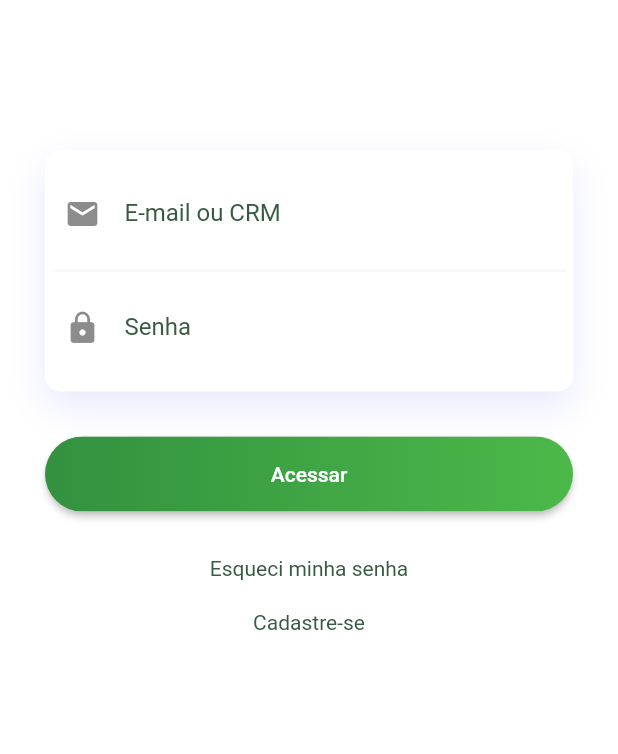
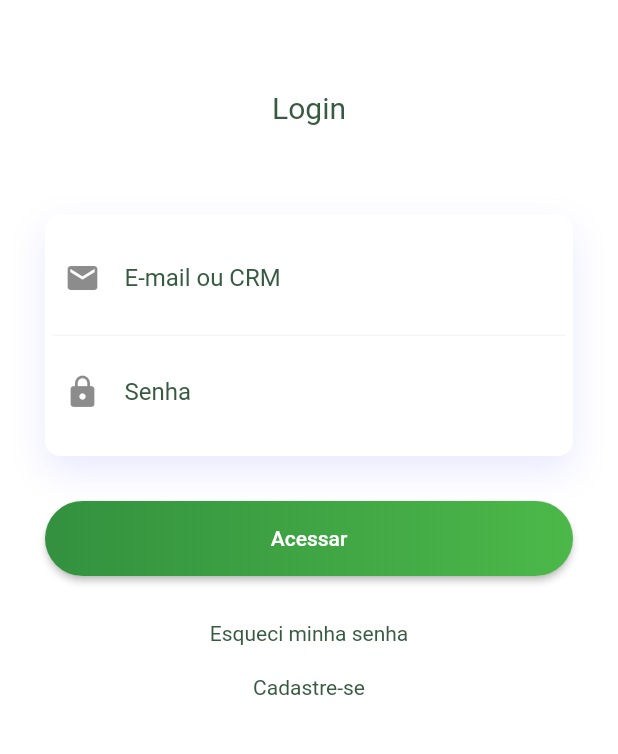
Before and after one commit to VitinhoSilva/simed, a Flutter app: the screen it shows after launch, after a tap on "Acessar", on a phone screen of 412 x 824 dp, the part 300-1054 px from its top. Run offline on Flutter 3.47's test engine with Material 2 defaults, Android fonts, the phone set to English and light mode, and no system bars; our stand-ins replace liquid_progress_indicator, page_transition.

Commit message:
frontend: login, splashscreen

```diff
--- a/lib/main.dart
+++ b/lib/main.dart
@@ -1,5 +1,6 @@
 import 'package:flutter/material.dart';
-import 'package:simed/screens/splashScreen.dart';
+import 'package:simed/view/loginScreen.dart';
+import 'package:simed/view/splashScreen.dart';
 
 void main() => runApp(new MyApp());
 
@@ -11,8 +12,11 @@ class MyApp extends StatelessWidget {
           theme: ThemeData(
             primarySwatch: Colors.green,
           ),
-          debugShowCheckedModeBanner: false,
-          home: splashScreen()
+          debugShowCheckedModeBanner: true,
+          home: splashScreen(),
+        routes: <String, WidgetBuilder> {
+          '/login': (BuildContext context) => loginScreen(),
+        },
       );
   }
 }
--- a/lib/screens/loginScreen.dart
+++ /dev/null
@@ -1,166 +0,0 @@
-import 'package:flutter/material.dart';
-
-class loginScreen extends StatefulWidget {
-  @override
-  _loginScreenState createState() => _loginScreenState();
-}
-
-class _loginScreenState extends State<loginScreen> {
-  final _emailController = TextEditingController();
-  final _passController = TextEditingController();
-
-  @override
-  Widget build(BuildContext context) {
-    return Scaffold(
-      backgroundColor: Colors.white,
-      body: SingleChildScrollView(
-        child: Container(
-          child: Column(
-            children: <Widget>[
-              Container(
-                height: 270,
-                child: Stack(
-                  children: <Widget>[
-                    Container(
-                      height: 200,
-                      padding: new EdgeInsets.only(top: 110),
-                      child: Container(
-                        alignment: Alignment.centerRight,
-                        decoration: BoxDecoration(
-                          image: DecorationImage(
-                              image: AssetImage('assets/logo.png'),
-                              alignment: Alignment.center
-                          ),
-                        ),
-                      ),
-                    ),
-                  ],
-                ),
-              ),
-              Padding(
-                padding: EdgeInsets.all(30.0),
-                child: Column(
-                  children: <Widget>[
-                    Container(
-                      padding: EdgeInsets.all(5),
-                      decoration: BoxDecoration(
-                          color: Colors.white,
-                          borderRadius: BorderRadius.circular(10),
-                          boxShadow: [
-                            BoxShadow(
-                                color: Color.fromRGBO(143, 148, 251, .2),
-                                blurRadius: 20.0,
-                                offset: Offset(0, 10)
-                            )
-                          ]
-                      ),
-                      child: Column(
-                        children: <Widget>[
-                          Container(
-                            padding: EdgeInsets.all(8.0),
-                            decoration: BoxDecoration(
-                                border: Border(
-                                    bottom: BorderSide(color: Colors.grey[100]))
-                            ),
-                            child: TextFormField(
-                              controller: _emailController,
-                              decoration: InputDecoration(
-                                icon: Icon(Icons.email),
-                                labelText: 'E-mail ou CRM',
-                                labelStyle: TextStyle(
-                                    color: Color(0xFF375B41)),
-                                border: InputBorder.none,
-                                hintText: "E-mail ou CRM",
-                                hintStyle: TextStyle(color: Colors.grey[400]),
-                              ),
-                            ),
-                          ),
-
-                          Container(
-                              padding: EdgeInsets.all(8.0),
-                              child: TextFormField(
-                                obscureText: true,
-                                controller: _passController,
-                                decoration: InputDecoration(
-                                    icon: Icon(Icons.lock),
-                                    labelText: 'Senha',
-                                    labelStyle: TextStyle(
-                                        color: Color(0xFF375B41)),
-                                    border: InputBorder.none,
-                                    hintText: "Senha",
-                                    hintStyle: TextStyle(
-                                        color: Colors.grey[400])
-                                ),
-                              )
-                          )
-                        ],
-                      ),
-                    ),
-                    SizedBox(height: 30),
-
-                    RaisedButton(
-                      onPressed: () {
-                        if (_emailController.text.isEmpty) {
-                          print('===> VAZIO');
-                        } else {
-                          print('===> ${_emailController
-                              .text} + ${_passController.text}');
-                        }
-                      },
-                      shape: RoundedRectangleBorder(
-                          borderRadius: BorderRadius.circular(75.0)),
-                      padding: const EdgeInsets.all(0.0),
-                      child: Ink(
-                        decoration: BoxDecoration(
-                          gradient: LinearGradient(
-                            colors: [
-                              Color(0xFF33913F),
-                              Color(0xFF4CB849)
-                            ],
-                          ),
-                          borderRadius: BorderRadius.all(Radius.circular(75.0)),
-                        ),
-                        child: Container(
-                          constraints: BoxConstraints(minWidth: 100.0,
-                              minHeight: 50.0),
-                          alignment: Alignment.center,
-                          child: Text(
-                            'Acessar',
-                            textAlign: TextAlign.center,
-                            style: TextStyle(color: Colors.white),
-                          ),
-                        ),
-                      ),
-                    ),
-                    SizedBox(height: 30),
-                    new GestureDetector(
-                      onTap: () {
-                        print("===> Esqueci minha senha");
-                      },
-                      child: Text(
-                        'Esqueci minha senha',
-                        textAlign: TextAlign.center,
-                        style: TextStyle(color: Color(0xFF375B41)),
-                      ),
-                    ),
-                    SizedBox(height: 20),
-                    new GestureDetector(
-                      onTap: () {
-                        print("===> Cadastre-se");
-                      },
-                      child: Text(
-                        'Cadastre-se',
-                        textAlign: TextAlign.center,
-                        style: TextStyle(color: Color(0xFF375B41)),
-                      ),
-                    ),
-                  ],
-                ),
-              )
-            ],
-          ),
-        ),
-      ),
-    );
-  }
-}
--- a/lib/screens/splashScreen.dart
+++ /dev/null
@@ -1,54 +0,0 @@
-import 'package:flutter/material.dart';
-import 'package:simed/screens/loginScreen.dart';
-
-class splashScreen extends StatefulWidget {
-  @override
-  _splashScreenState createState() => _splashScreenState();
-}
-
-class _splashScreenState extends State<splashScreen> {
-  @override
-  Widget build(BuildContext context) {
-    return Scaffold(
-      backgroundColor: Colors.white,
-      body: SingleChildScrollView(
-        child: Container(
-          child: Column(
-            children: <Widget>[
-              Container(
-                height: 270,
-                child: Stack(
-                  children: <Widget>[
-                    Container(
-                      height: 200,
-                      padding: new EdgeInsets.only(top: 110),
-                      child: Container(
-                        alignment: Alignment.centerRight,
-                        decoration: BoxDecoration(
-                          image: DecorationImage(
-                              image: AssetImage('assets/logo.png'),
-                              alignment: Alignment.center
-                          ),
-                        ),
-                      ),
-                    ),
-                  ],
-                ),
-              ),
-            ],
-          ),
-        ),
-      ),
-    );
-  }
-
-  @override
-  void initState() {
-    super.initState();
-    Future.delayed(Duration(seconds: 3)).then((_){
-      Navigator.of(context).pushReplacement(
-        MaterialPageRoute(builder: (context) => loginScreen())
-      );
-    });
-  }
-}
--- /dev/null
+++ b/lib/view/loginScreen.dart
@@ -0,0 +1,184 @@
+import 'package:flutter/material.dart';
+import 'package:flutter/services.dart';
+
+class loginScreen extends StatefulWidget {
+  @override
+  _loginScreenState createState() => _loginScreenState();
+}
+
+class _loginScreenState extends State<loginScreen> {
+  final _emailController = TextEditingController();
+  final _passController = TextEditingController();
+
+  @override
+  Widget build(BuildContext context) {
+    return WillPopScope(
+      onWillPop: onBackPressed,
+          child: new Scaffold(
+            backgroundColor: Colors.white,
+            body: SingleChildScrollView(
+              child: Container(
+                child: Column(
+                  children: <Widget>[
+                    Container(
+                      height: 260,
+                      child: Stack(
+                        children: <Widget>[
+                          Container(
+                            height: 200,
+                            padding: new EdgeInsets.only(top: 110),
+                            child: Container(
+                              alignment: Alignment.centerRight,
+                              decoration: BoxDecoration(
+                                image: DecorationImage(
+                                    image: AssetImage('assets/logo.png'),
+                                    alignment: Alignment.center
+                                ),
+                              ),
+                            ),
+                          ),
+                        ],
+                      ),
+                    ),
+                    Container(
+                      child: Text(
+                        'Login',
+                        textAlign: TextAlign.center,
+                        style: TextStyle(
+                            color: Color(0xFF375B41),
+                            fontSize: 20.0
+                        ),
+                      ),
+                    ),
+                    SizedBox(height: 30),
+                    Padding(
+                      padding: EdgeInsets.all(30.0),
+                      child: Column(
+                        children: <Widget>[
+                          Container(
+                            padding: EdgeInsets.all(5),
+                            decoration: BoxDecoration(
+                                color: Colors.white,
+                                borderRadius: BorderRadius.circular(10),
+                                boxShadow: [
+                                  BoxShadow(
+                                      color: Color.fromRGBO(143, 148, 251, .2),
+                                      blurRadius: 20.0,
+                                      offset: Offset(0, 10)
+                                  )
+                                ]
+                            ),
+                            child: Column(
+                              children: <Widget>[
+                                Container(
+                                  padding: EdgeInsets.all(8.0),
+                                  decoration: BoxDecoration(
+                                      border: Border(
+                                          bottom: BorderSide(color: Colors.grey[100]))
+                                  ),
+                                  child: TextFormField(
+                                    controller: _emailController,
+                                    decoration: InputDecoration(
+                                      icon: Icon(Icons.email),
+                                      labelText: 'E-mail ou CRM',
+                                      labelStyle: TextStyle(
+                                          color: Color(0xFF375B41)),
+                                      border: InputBorder.none,
+                                      hintText: "E-mail ou CRM",
+                                      hintStyle: TextStyle(color: Colors.grey[400]),
+                                    ),
+                                  ),
+                                ),
+
+                                Container(
+                                    padding: EdgeInsets.all(8.0),
+                                    child: TextFormField(
+                                      obscureText: true,
+                                      controller: _passController,
+                                      decoration: InputDecoration(
+                                          icon: Icon(Icons.lock),
+                                          labelText: 'Senha',
+                                          labelStyle: TextStyle(
+                                              color: Color(0xFF375B41)),
+                                          border: InputBorder.none,
+                                          hintText: "Senha",
+                                          hintStyle: TextStyle(
+                                              color: Colors.grey[400])
+                                      ),
+                                    )
+                                )
+                              ],
+                            ),
+                          ),
+                          SizedBox(height: 30),
+                          RaisedButton(
+                            onPressed: () {
+                              if (_emailController.text.isEmpty) {
+                                print('===> VAZIO');
+                              } else {
+                                print('===> ${_emailController
+                                    .text} + ${_passController.text}');
+                              }
+                            },
+                            shape: RoundedRectangleBorder(
+                                borderRadius: BorderRadius.circular(75.0)),
+                            padding: const EdgeInsets.all(0.0),
+                            child: Ink(
+                              decoration: BoxDecoration(
+                                gradient: LinearGradient(
+                                  colors: [
+                                    Color(0xFF33913F),
+                                    Color(0xFF4CB849)
+                                  ],
+                                ),
+                                borderRadius: BorderRadius.all(Radius.circular(75.0)),
+                              ),
+                              child: Container(
+                                constraints: BoxConstraints(minWidth: 100.0,
+                                    minHeight: 50.0),
+                                alignment: Alignment.center,
+                                child: Text(
+                                  'Acessar',
+                                  textAlign: TextAlign.center,
+                                  style: TextStyle(color: Colors.white),
+                                ),
+                              ),
+                            ),
+                          ),
+                          SizedBox(height: 30),
+                          new GestureDetector(
+                            onTap: () {
+                              print("===> Esqueci minha senha");
+                            },
+                            child: Text(
+                              'Esqueci minha senha',
+                              textAlign: TextAlign.center,
+                              style: TextStyle(color: Color(0xFF375B41)),
+                            ),
+                          ),
+                          SizedBox(height: 20),
+                          new GestureDetector(
+                            onTap: () {
+                              print("===> Cadastre-se");
+                            },
+                            child: Text(
+                              'Cadastre-se',
+                              textAlign: TextAlign.center,
+                              style: TextStyle(color: Color(0xFF375B41)),
+                            ),
+                          ),
+                        ],
+                      ),
+                    )
+                  ],
+                ),
+              ),
+            ),
+         ),
+     );
+  }
+
+  Future<bool> onBackPressed() {
+    SystemNavigator.pop();
+  }
+}
--- /dev/null
+++ b/lib/view/splashScreen.dart
@@ -0,0 +1,113 @@
+import 'package:flutter/cupertino.dart';
+import 'package:flutter/material.dart';
+import 'dart:async';
+import 'package:page_transition/page_transition.dart';
+import 'package:simed/view/loginScreen.dart';
+import 'package:liquid_progress_indicator/liquid_progress_indicator.dart';
+
+
+class splashScreen extends StatefulWidget {
+  @override
+  _splashScreenState createState() => _splashScreenState();
+}
+
+class _splashScreenState extends State<splashScreen> {
+  @override
+  Widget build(BuildContext context) {
+    return Scaffold(
+      backgroundColor: Colors.white,
+      body: Center(
+        child: Column(
+          mainAxisAlignment: MainAxisAlignment.center,
+          crossAxisAlignment: CrossAxisAlignment.center,
+            children: <Widget>[
+              Container(
+                height: 100,
+                decoration: BoxDecoration(
+                  image: DecorationImage(
+                      image: AssetImage('assets/logo.png'),
+                      alignment: Alignment.center
+                  ),
+                ),
+              ),
+              SizedBox(height: 30),
+              Container(
+                child: _AnimatedLiquidLinearProgressIndicator(),
+              ),
+            ],
+         ),
+       ),
+    );
+  }
+
+  @override
+  void initState() {
+    super.initState();
+    Future.delayed(Duration(seconds: 5)).then((_){
+      Navigator.pushNamed(context, "/login");
+//      Navigator.push(
+//          context, PageTransition(
+//          type: PageTransitionType.leftToRight,
+//          duration: Duration(seconds: 3),
+//            child: loginScreen()
+//       )
+//      );
+    });
+  }
+}
+
+class _AnimatedLiquidLinearProgressIndicator extends StatefulWidget {
+  @override
+  State<StatefulWidget> createState() =>
+      _AnimatedLiquidLinearProgressIndicatorState();
+}
+
+class _AnimatedLiquidLinearProgressIndicatorState
+    extends State<_AnimatedLiquidLinearProgressIndicator>
+    with SingleTickerProviderStateMixin {
+  AnimationController _animationController;
+
+  @override
+  void initState() {
+    super.initState();
+    _animationController = AnimationController(
+      vsync: this,
+      duration: Duration(seconds: 9),
+    );
+
+    _animationController.addListener(() => setState(() {}));
+    _animationController.repeat();
+  }
+
+  @override
+  void dispose() {
+    _animationController.dispose();
+    super.dispose();
+  }
+
+  @override
+  Widget build(BuildContext context) {
+    final percentage = _animationController.value * 100;
+    return Center(
+      child: Container(
+        width: double.infinity,
+        height: 75.0,
+        padding: EdgeInsets.symmetric(horizontal: 24.0),
+        child: LiquidLinearProgressIndicator(
+          value: _animationController.value,
+          backgroundColor: Colors.white,
+          valueColor: AlwaysStoppedAnimation(Color(0xFF33913F)),
+          borderRadius: 12.0,
+          center: Text(
+            "${percentage.toStringAsFixed(0)}%",
+            style: TextStyle(
+              color: Color(0xFF4CB849),
+              fontSize: 20.0,
+              fontWeight: FontWeight.bold,
+            ),
+          ),
+        ),
+      ),
+    );
+  }
+}
--- a/pubspec.yaml
+++ b/pubspec.yaml
@@ -11,6 +11,8 @@ dependencies:
     sdk: flutter
 
   cupertino_icons: ^0.1.2
+  page_transition: ^1.1.5
+  liquid_progress_indicator: ^0.3.2
 
 dev_dependencies:
   flutter_test:
```
Also changed, not shown: pubspec.lock.
